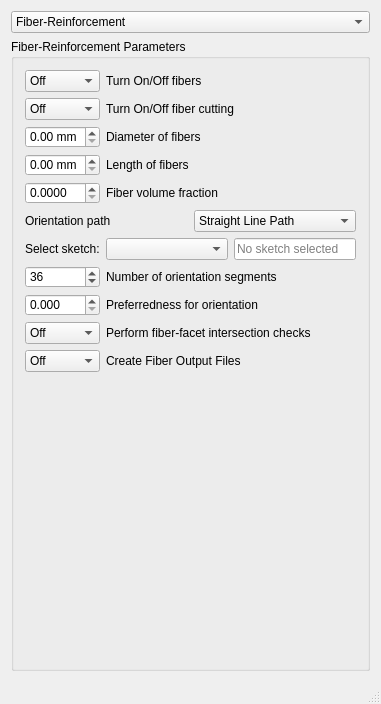
Before: the Qt Designer form freecad/ldpmWorkbench/gui/ui/ui_3DCPLDPM_additionalPara.ui in Computational-Mechanics-Material-Models/LDPM-preprocessor, drawn with Qt 5.
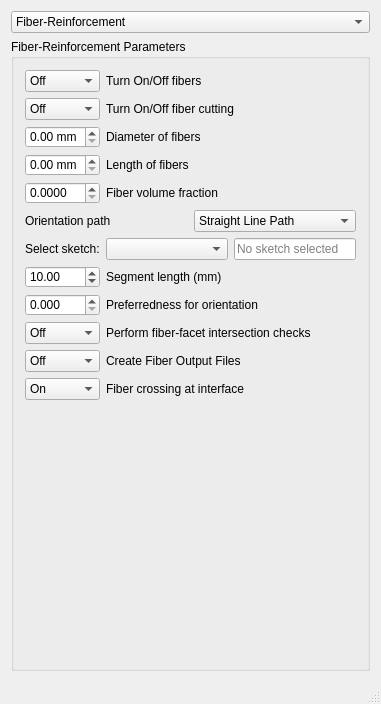
After: the same form once the commit is applied. The open tabs and pages were chosen to show the change. Icons and pictures are not drawn.

```diff
--- a/freecad/ldpmWorkbench/gui/ui/ui_3DCPLDPM_additionalPara.ui
+++ b/freecad/ldpmWorkbench/gui/ui/ui_3DCPLDPM_additionalPara.ui
@@ -920,7 +920,7 @@
           <item row="7" column="0">
            <layout class="QHBoxLayout" name="horizontalLayout_orientationSegments_sweep3dp">
             <item>
-             <widget class="QSpinBox" name="orientationSegments_sweep3dp">
+             <widget class="QDoubleSpinBox" name="orientationSegmentLength_sweep3dp">
               <property name="sizePolicy">
                <sizepolicy hsizetype="Fixed" vsizetype="Fixed">
                 <horstretch>0</horstretch>
@@ -939,21 +939,27 @@
                 <height>16777215</height>
                </size>
               </property>
+              <property name="decimals">
+               <number>2</number>
+              </property>
               <property name="minimum">
-               <number>1</number>
+               <double>0.100000000000000</double>
               </property>
               <property name="maximum">
-               <number>1000</number>
+               <double>10000.000000000000000</double>
+              </property>
+              <property name="singleStep">
+               <double>1.000000000000000</double>
               </property>
               <property name="value">
-               <number>36</number>
+               <double>10.000000000000000</double>
               </property>
              </widget>
             </item>
             <item>
              <widget class="QLabel" name="textLabel_orientationSegments_sweep3dp">
               <property name="text">
-               <string>Number of orientation segments</string>
+               <string>Segment length (mm)</string>
               </property>
              </widget>
             </item>
@@ -1094,6 +1100,55 @@
            </layout>
           </item>
           <item row="12" column="0">
+           <layout class="QHBoxLayout" name="horizontalLayout_fiberInterfaceIntersect_sweep3dp">
+            <item>
+             <widget class="QComboBox" name="fiberInterfaceIntersect_sweep3dp">
+              <property name="enabled">
+               <bool>true</bool>
+              </property>
+              <property name="sizePolicy">
+               <sizepolicy hsizetype="Fixed" vsizetype="Fixed">
+                <horstretch>0</horstretch>
+                <verstretch>0</verstretch>
+               </sizepolicy>
+              </property>
+              <property name="minimumSize">
+               <size>
+                <width>75</width>
+                <height>0</height>
+               </size>
+              </property>
+              <property name="maximumSize">
+               <size>
+                <width>75</width>
+                <height>16777215</height>
+               </size>
+              </property>
+              <property name="currentIndex">
+               <number>1</number>
+              </property>
+              <item>
+               <property name="text">
+                <string>Off</string>
+               </property>
+              </item>
+              <item>
+               <property name="text">
+                <string>On</string>
+               </property>
+              </item>
+             </widget>
+            </item>
+            <item>
+             <widget class="QLabel" name="textLabel_fiberInterfaceIntersect_sweep3dp">
+              <property name="text">
+               <string>Fiber crossing at interface</string>
+              </property>
+             </widget>
+            </item>
+           </layout>
+          </item>
+          <item row="13" column="0">
            <spacer>
             <property name="orientation">
              <enum>Qt::Vertical</enum>
```
Left out of the diff: 60 changed lines with no effect on the pictures.
